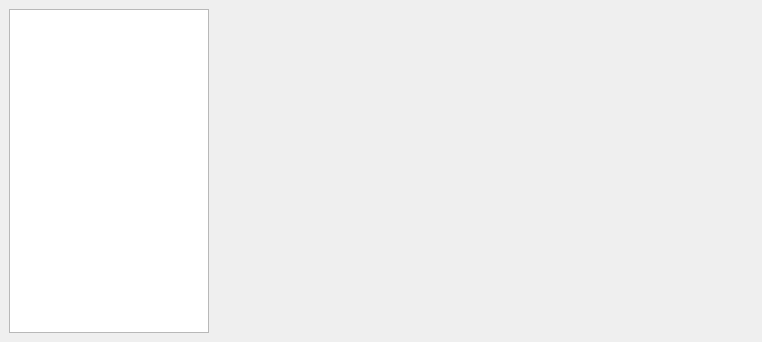
Above: mpldesigner/window.ui from dapperfu/PyQt5Scratch before the change. Below: the same form after it.
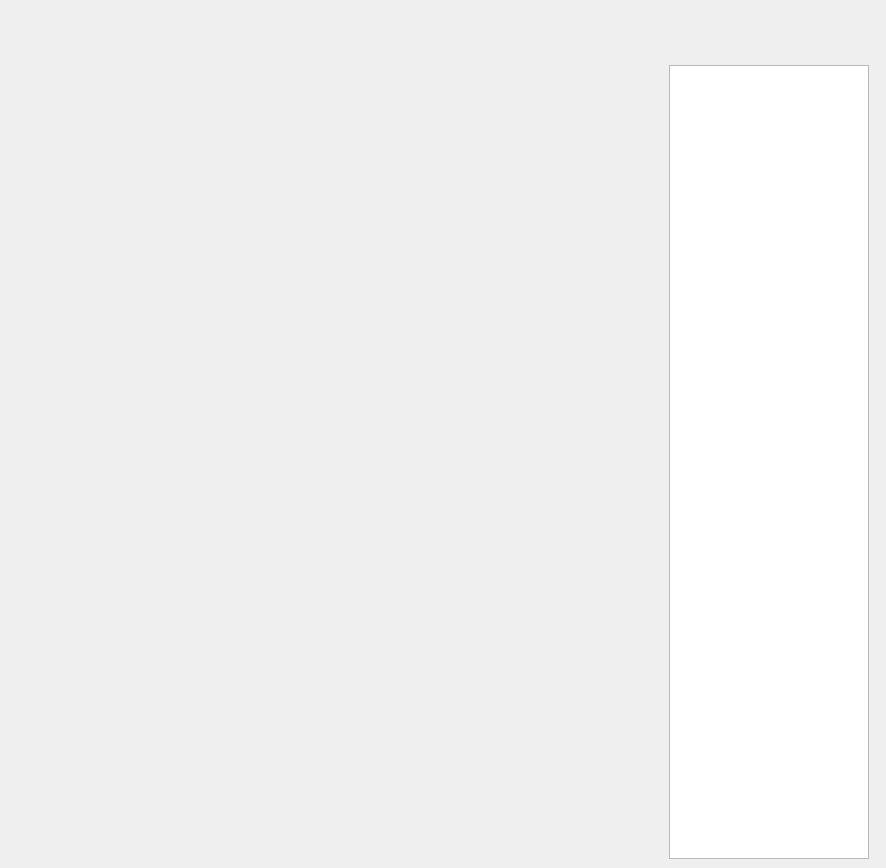
That is the form after the change.

Commit message: Git Auto Commit: Sun Dec 11 03:47:51 EST 2016

What changed in the file:
```diff
--- a/mpldesigner/window.ui
+++ b/mpldesigner/window.ui
@@ -6,8 +6,8 @@
    <rect>
     <x>0</x>
     <y>0</y>
-    <width>762</width>
-    <height>342</height>
+    <width>886</width>
+    <height>868</height>
    </rect>
   </property>
   <property name="windowTitle">
@@ -15,7 +15,7 @@
   </property>
   <widget class="QWidget" name="centralwidget">
    <layout class="QGridLayout" name="gridLayout">
-    <item row="0" column="1">
+    <item row="1" column="1">
      <widget class="QListWidget" name="mplfigs">
       <property name="sizePolicy">
        <sizepolicy hsizetype="Minimum" vsizetype="Expanding">
@@ -31,20 +31,42 @@
       </property>
      </widget>
     </item>
-    <item row="0" column="2">
+    <item row="1" column="0">
      <widget class="QWidget" name="mplwindow" native="true">
       <property name="enabled">
        <bool>true</bool>
       </property>
       <property name="sizePolicy">
-       <sizepolicy hsizetype="Preferred" vsizetype="Preferred">
+       <sizepolicy hsizetype="Fixed" vsizetype="Fixed">
         <horstretch>0</horstretch>
         <verstretch>0</verstretch>
        </sizepolicy>
       </property>
+      <property name="minimumSize">
+       <size>
+        <width>640</width>
+        <height>480</height>
+       </size>
+      </property>
       <layout class="QVBoxLayout" name="mplvl"/>
      </widget>
     </item>
+    <item row="0" column="0" colspan="2">
+     <widget class="QWidget" name="mplwindow2" native="true">
+      <property name="sizePolicy">
+       <sizepolicy hsizetype="Minimum" vsizetype="Preferred">
+        <horstretch>0</horstretch>
+        <verstretch>0</verstretch>
+       </sizepolicy>
+      </property>
+      <property name="minimumSize">
+       <size>
+        <width>50</width>
+        <height>50</height>
+       </size>
+      </property>
+     </widget>
+    </item>
    </layout>
   </widget>
  </widget>
```
